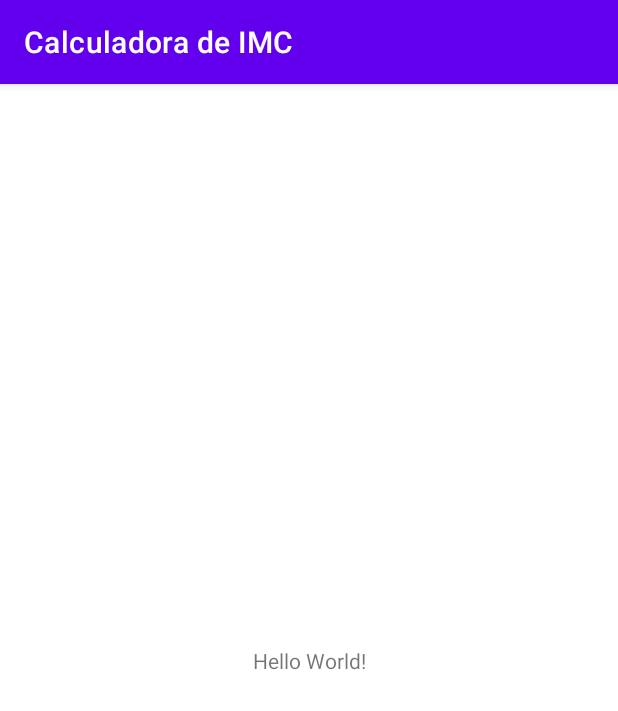
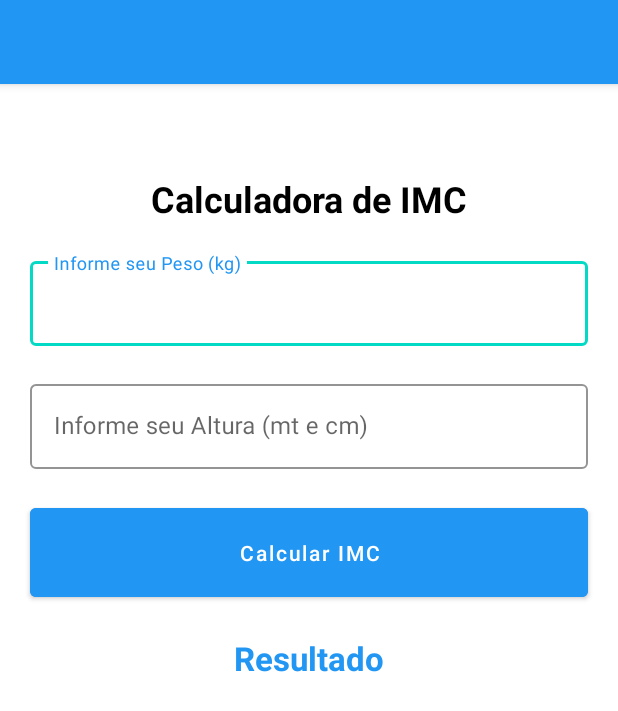
Before and after one commit to diegobpaula/CalculadoraIMC, an Android app: the screen it shows after launch (MainActivity), on a phone screen of 412 x 824 dp. Shown: the top 711 px of the screen. Run offline under Robolectric (Android 15) with nearby library versions, the phone set to English and light mode, and no system bars.

Commit message:
Creating the main layout

```diff
--- a/app/src/main/res/layout/activity_main.xml
+++ b/app/src/main/res/layout/activity_main.xml
@@ -1,18 +1,86 @@
 <?xml version="1.0" encoding="utf-8"?>
-<androidx.constraintlayout.widget.ConstraintLayout xmlns:android="http://schemas.android.com/apk/res/android"
+<androidx.appcompat.widget.LinearLayoutCompat xmlns:android="http://schemas.android.com/apk/res/android"
     xmlns:app="http://schemas.android.com/apk/res-auto"
     xmlns:tools="http://schemas.android.com/tools"
     android:layout_width="match_parent"
     android:layout_height="match_parent"
+    android:orientation="vertical"
     tools:context=".MainActivity">
 
     <TextView
-        android:layout_width="wrap_content"
+        android:layout_width="match_parent"
         android:layout_height="wrap_content"
-        android:text="Hello World!"
-        app:layout_constraintBottom_toBottomOf="parent"
-        app:layout_constraintLeft_toLeftOf="parent"
-        app:layout_constraintRight_toRightOf="parent"
-        app:layout_constraintTop_toTopOf="parent" />
+        android:layout_marginStart="20dp"
+        android:layout_marginTop="60dp"
+        android:layout_marginEnd="20dp"
+        android:gravity="center"
+        android:text="Calculadora de IMC"
+        android:textColor="@color/black"
+        android:textSize="24sp"
+        android:textStyle="bold" />
 
-</androidx.constraintlayout.widget.ConstraintLayout>
+    <com.google.android.material.textfield.TextInputLayout
+        style="@style/Widget.MaterialComponents.TextInputLayout.OutlinedBox"
+        android:layout_width="match_parent"
+        android:layout_height="wrap_content"
+        android:layout_marginStart="20dp"
+        android:layout_marginTop="20dp"
+        android:layout_marginEnd="20dp"
+        android:hint="Informe seu Peso (kg)"
+        app:boxStrokeColor="@color/teal_200"
+        app:hintTextColor="@color/blue">
+
+        <com.google.android.material.textfield.TextInputEditText
+            android:id="@+id/edtPeso"
+            android:layout_width="match_parent"
+            android:layout_height="wrap_content"
+            android:inputType="numberDecimal" />
+    </com.google.android.material.textfield.TextInputLayout>
+
+
+    <com.google.android.material.textfield.TextInputLayout
+        style="@style/Widget.MaterialComponents.TextInputLayout.OutlinedBox"
+        android:layout_width="match_parent"
+        android:layout_height="wrap_content"
+        android:layout_marginStart="20dp"
+        android:layout_marginTop="20dp"
+        android:layout_marginEnd="20dp"
+        android:hint="Informe seu Altura (mt e cm)"
+        app:boxStrokeColor="@color/teal_200"
+        app:hintTextColor="@color/blue">
+
+        <com.google.android.material.textfield.TextInputEditText
+            android:id="@+id/edtAltura"
+            android:layout_width="match_parent"
+            android:layout_height="wrap_content"
+            android:inputType="numberDecimal" />
+    </com.google.android.material.textfield.TextInputLayout>
+
+    <Button
+        android:id="@+id/btnCalcular"
+        android:layout_width="match_parent"
+        android:layout_height="wrap_content"
+        android:layout_marginStart="20dp"
+        android:layout_marginTop="20dp"
+        android:layout_marginEnd="20dp"
+        android:padding="20dp"
+        android:text="Calcular IMC"
+        android:textColor="@color/white"
+        android:textAllCaps="false"
+        android:backgroundTint="@color/blue"
+        />
+
+    <TextView
+        android:id="@+id/txtResultado"
+        android:layout_width="match_parent"
+        android:layout_height="wrap_content"
+        android:text="Resultado"
+        android:textSize="22sp"
+        android:textColor="@color/blue"
+        android:textStyle="bold"
+        android:gravity="center"
+        android:layout_margin="20dp"
+        />
+
+
+</androidx.appcompat.widget.LinearLayoutCompat>
--- a/app/src/main/res/values/colors.xml
+++ b/app/src/main/res/values/colors.xml
@@ -7,4 +7,8 @@
     <color name="teal_700">#FF018786</color>
     <color name="black">#FF000000</color>
     <color name="white">#FFFFFFFF</color>
+    <color name="red">#FF0202</color>
+    <color name="blue">#2196F3</color>
+
+
 </resources>
--- a/app/src/main/res/values/strings.xml
+++ b/app/src/main/res/values/strings.xml
@@ -1,3 +1,3 @@
 <resources>
-    <string name="app_name">Calculadora de IMC</string>
+    <string name="app_name"></string>
 </resources>
--- a/app/src/main/res/values/themes.xml
+++ b/app/src/main/res/values/themes.xml
@@ -2,7 +2,7 @@
     <!-- Base application theme. -->
     <style name="Theme.CalculadoraDeIMC" parent="Theme.MaterialComponents.DayNight.DarkActionBar">
         <!-- Primary brand color. -->
-        <item name="colorPrimary">@color/purple_500</item>
+        <item name="colorPrimary">@color/blue</item>
         <item name="colorPrimaryVariant">@color/purple_700</item>
         <item name="colorOnPrimary">@color/white</item>
         <!-- Secondary brand color. -->
```
